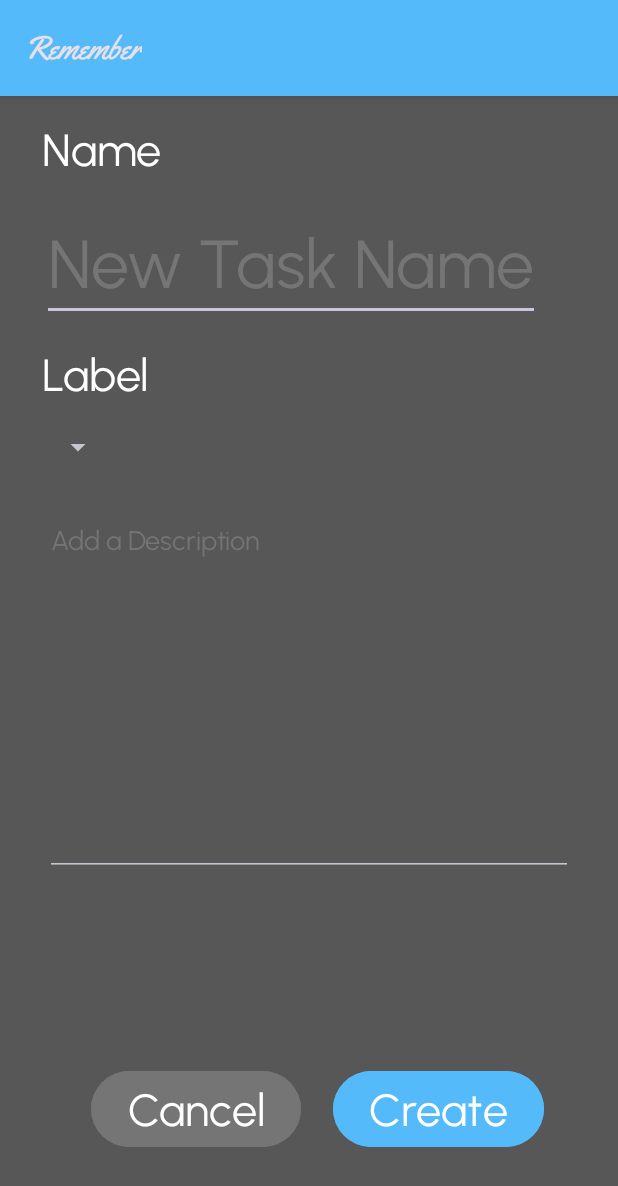
After one commit to miloszkryzia1/android-remember-app, an Android app: the NewTaskActivity screen opened directly, with no data from a screen before it, on a phone screen of 412 x 824 dp. The commit adds this screen. Shown: the top 1186 px of the screen. Run offline under Robolectric (Android 15) with nearby library versions, the phone set to English and light mode, and no system bars.

Commit message:
add layout for create new task screen

```diff
--- a/app/src/main/AndroidManifest.xml
+++ b/app/src/main/AndroidManifest.xml
@@ -12,6 +12,9 @@
         android:supportsRtl="true"
         android:theme="@style/Theme.TrelloCloneApp"
         tools:targetApi="31">
+        <activity
+            android:name=".NewTaskActivity"
+            android:exported="false" />
         <activity
             android:name=".BoardActivity"
             android:exported="false" />
--- a/app/src/main/java/com/example/trellocloneapp/BoardActivity.kt
+++ b/app/src/main/java/com/example/trellocloneapp/BoardActivity.kt
@@ -38,11 +38,9 @@ class BoardActivity : AppCompatActivity() {
         //Button func
         val btn = findViewById<Button>(R.id.addTaskButton)
         btn.setOnClickListener {
-            //TODO IMPLEMENT
+            //TODO IMPLEMENT - ADD CREATE NEW TASK SCREEN
         }
 
-
-        //TODO LOGIC FOR RECYCLER VIEW
         val recView = findViewById<RecyclerView>(R.id.tasksRecView)
         recView.layoutManager = LinearLayoutManager(this, LinearLayoutManager.VERTICAL, false)
 
@@ -60,6 +58,8 @@ class BoardActivity : AppCompatActivity() {
     }
 
     override fun onOptionsItemSelected(item: MenuItem): Boolean {
+        //TODO: ADD MENU TO EDIT LABELS
+
         intent = Intent(this, BoardsListActivity::class.java)
         startActivity(intent)
         return true
--- a/app/src/main/java/com/example/trellocloneapp/NewBoardActivity.kt
+++ b/app/src/main/java/com/example/trellocloneapp/NewBoardActivity.kt
@@ -16,6 +16,7 @@ import androidx.core.app.NavUtils
 import androidx.drawerlayout.widget.DrawerLayout
 import com.example.trellocloneapp.adapters.ColorPickerAdapter
 import com.example.trellocloneapp.models.BoardModel
+import com.example.trellocloneapp.models.LabelModel
 import com.example.trellocloneapp.models.TaskModel
 import kotlin.random.Random
 
@@ -76,7 +77,8 @@ class NewBoardActivity : AppCompatActivity() {
                 name = brdName,
                 color = currentColor!!,
                 tasks = mutableListOf<TaskModel>(),
-                id = brdId
+                id = brdId,
+                labels = mutableListOf<LabelModel>()
             )
             MainActivity.mostRecentBoard = board
             MainActivity.boardList.add(board)
--- /dev/null
+++ b/app/src/main/java/com/example/trellocloneapp/NewTaskActivity.kt
@@ -0,0 +1,11 @@
+package com.example.trellocloneapp
+
+import androidx.appcompat.app.AppCompatActivity
+import android.os.Bundle
+
+class NewTaskActivity : AppCompatActivity() {
+    override fun onCreate(savedInstanceState: Bundle?) {
+        super.onCreate(savedInstanceState)
+        setContentView(R.layout.activity_new_task)
+    }
+}
--- a/app/src/main/java/com/example/trellocloneapp/adapters/TaskListAdapter.kt
+++ b/app/src/main/java/com/example/trellocloneapp/adapters/TaskListAdapter.kt
@@ -3,6 +3,7 @@ package com.example.trellocloneapp.adapters
 import android.view.LayoutInflater
 import android.view.View
 import android.view.ViewGroup
+import android.widget.CheckBox
 import android.widget.TextView
 import androidx.recyclerview.widget.RecyclerView.Adapter
 import androidx.recyclerview.widget.RecyclerView.ViewHolder
@@ -13,9 +14,11 @@ class TaskListAdapter(private var items: List<TaskModel>): Adapter<TaskListAdapt
 
     inner class TaskViewHolder(itemView: View): ViewHolder(itemView) {
         //TODO: ADD THE REST OF PARAMS
+        val checkBox: CheckBox?
         val txt: TextView?
         init {
             txt = itemView.findViewById(R.id.taskNameTxt)
+            checkBox = itemView.findViewById(R.id.checkBox)
         }
     }
 
--- a/app/src/main/java/com/example/trellocloneapp/models/BoardModel.kt
+++ b/app/src/main/java/com/example/trellocloneapp/models/BoardModel.kt
@@ -4,5 +4,6 @@ data class BoardModel(
     var name: String,
     var color: Int,
     var tasks: MutableList<TaskModel>,
-    var id: Int
+    var id: Int,
+    var labels: MutableList<LabelModel>
 )
--- /dev/null
+++ b/app/src/main/res/layout/activity_new_task.xml
@@ -0,0 +1,115 @@
+<?xml version="1.0" encoding="utf-8"?>
+<androidx.constraintlayout.widget.ConstraintLayout xmlns:android="http://schemas.android.com/apk/res/android"
+    xmlns:app="http://schemas.android.com/apk/res-auto"
+    xmlns:tools="http://schemas.android.com/tools"
+    android:layout_width="match_parent"
+    android:layout_height="match_parent"
+    android:background="@color/main_bg"
+    tools:context=".NewTaskActivity">
+
+    <TextView
+        android:id="@+id/textViewTaskName"
+        android:layout_width="wrap_content"
+        android:layout_height="wrap_content"
+        android:layout_marginStart="28dp"
+        android:layout_marginTop="16dp"
+        android:layout_marginBottom="17dp"
+        android:fontFamily="@font/urbanist"
+        android:text="Name"
+        android:textColor="@color/white"
+        android:textSize="30sp"
+        app:layout_constraintBottom_toTopOf="@+id/editTextTaskName"
+        app:layout_constraintStart_toStartOf="parent"
+        app:layout_constraintTop_toTopOf="parent" />
+
+    <EditText
+        android:id="@+id/editTextTaskName"
+        android:layout_width="wrap_content"
+        android:layout_height="wrap_content"
+        android:layout_marginBottom="16dp"
+        android:fontFamily="@font/urbanist"
+        android:hint="New Task Name"
+        android:inputType="text"
+        android:textColor="@color/white"
+        android:textColorHint="@color/second_bg"
+        android:textSize="45sp"
+        app:layout_constraintBottom_toTopOf="@+id/txtViewLabel"
+        app:layout_constraintStart_toStartOf="@+id/textViewTaskName"
+        app:layout_constraintTop_toBottomOf="@+id/textViewTaskName" />
+
+    <TextView
+        android:id="@+id/txtViewLabel"
+        android:layout_width="wrap_content"
+        android:layout_height="wrap_content"
+        android:layout_marginBottom="17dp"
+        android:fontFamily="@font/urbanist"
+        android:text="Label"
+        android:textColor="@color/white"
+        android:textSize="30sp"
+        app:layout_constraintBottom_toTopOf="@+id/labelPickerSpinner"
+        app:layout_constraintStart_toStartOf="@+id/editTextTaskName"
+        app:layout_constraintTop_toBottomOf="@+id/editTextTaskName" />
+
+    <!-- TODO: FORMAT SPINNER -->
+    <Spinner
+        android:id="@+id/labelPickerSpinner"
+        android:layout_width="wrap_content"
+        android:layout_height="wrap_content"
+        android:layout_marginBottom="28dp"
+        app:layout_constraintBottom_toTopOf="@+id/editTextDescription"
+        app:layout_constraintStart_toStartOf="@+id/txtViewLabel"
+        app:layout_constraintTop_toBottomOf="@+id/txtViewLabel" />
+
+
+    <!-- TODO: FORMAT DESC TEXT -->
+    <EditText
+        android:id="@+id/editTextDescription"
+        android:layout_width="0dp"
+        android:layout_height="0dp"
+        android:layout_marginStart="30dp"
+        android:layout_marginEnd="30dp"
+        android:layout_marginBottom="126dp"
+        android:ems="10"
+        android:fontFamily="@font/urbanist"
+        android:gravity="start|top"
+        android:hint="Add a Description"
+        android:inputType="textMultiLine"
+        android:textColorHint="@color/second_bg"
+        app:layout_constraintBottom_toTopOf="@+id/cancelButton"
+        app:layout_constraintEnd_toEndOf="parent"
+        app:layout_constraintStart_toStartOf="parent"
+        app:layout_constraintTop_toBottomOf="@+id/labelPickerSpinner" />
+
+    <Button
+        android:id="@+id/cancelButton"
+        android:layout_width="wrap_content"
+        android:layout_height="wrap_content"
+        android:layout_marginStart="11dp"
+        android:layout_marginEnd="21dp"
+        android:layout_marginBottom="55dp"
+        android:backgroundTint="@color/second_bg"
+        android:fontFamily="@font/urbanist"
+        android:text="@string/cancel"
+        android:textColor="@color/white"
+        android:textSize="30sp"
+        app:layout_constraintBottom_toBottomOf="parent"
+        app:layout_constraintEnd_toStartOf="@+id/createButton"
+        app:layout_constraintHorizontal_chainStyle="packed"
+        app:layout_constraintStart_toStartOf="parent"
+        app:layout_constraintTop_toBottomOf="@+id/editTextDescription" />
+
+    <Button
+        android:id="@+id/createButton"
+        android:layout_width="wrap_content"
+        android:layout_height="wrap_content"
+        android:backgroundTint="@color/primary"
+        android:fontFamily="@font/urbanist"
+        android:text="@string/create"
+        android:textColor="@color/white"
+        android:textSize="30sp"
+        app:layout_constraintBaseline_toBaselineOf="@+id/cancelButton"
+        app:layout_constraintEnd_toEndOf="parent"
+        app:layout_constraintStart_toEndOf="@+id/cancelButton" />
+
+
+</androidx.constraintlayout.widget.ConstraintLayout>
--- a/app/src/main/res/layout/board_task_item.xml
+++ b/app/src/main/res/layout/board_task_item.xml
@@ -32,6 +32,7 @@
 
     </androidx.cardview.widget.CardView>
 
+    <!-- TODO: SET THE RIGHT COLOR OF CHECKBOX -->
     <CheckBox
         android:id="@+id/checkBox"
         android:layout_width="73dp"
@@ -40,6 +41,10 @@
         app:layout_constraintBottom_toBottomOf="parent"
         app:layout_constraintEnd_toEndOf="parent"
         app:layout_constraintStart_toEndOf="@+id/cardView"
-        app:layout_constraintTop_toTopOf="parent" />
+        app:layout_constraintTop_toTopOf="parent"
+        android:checked="false"
+        app:buttonTint="@color/primary" />
+
+    <!-- TODO: ADD THE REST OF STYLING: COLORS and CHANGING WHEN CHECKED -->
 
 </androidx.constraintlayout.widget.ConstraintLayout>
--- a/app/src/main/res/xml/data_extraction_rules.xml
+++ b/app/src/main/res/xml/data_extraction_rules.xml
@@ -5,7 +5,7 @@
 -->
 <data-extraction-rules>
     <cloud-backup>
-        <!-- TODO: Use <include> and <exclude> to control what is backed up.
+        <!--
         <include .../>
         <exclude .../>
         -->
```
